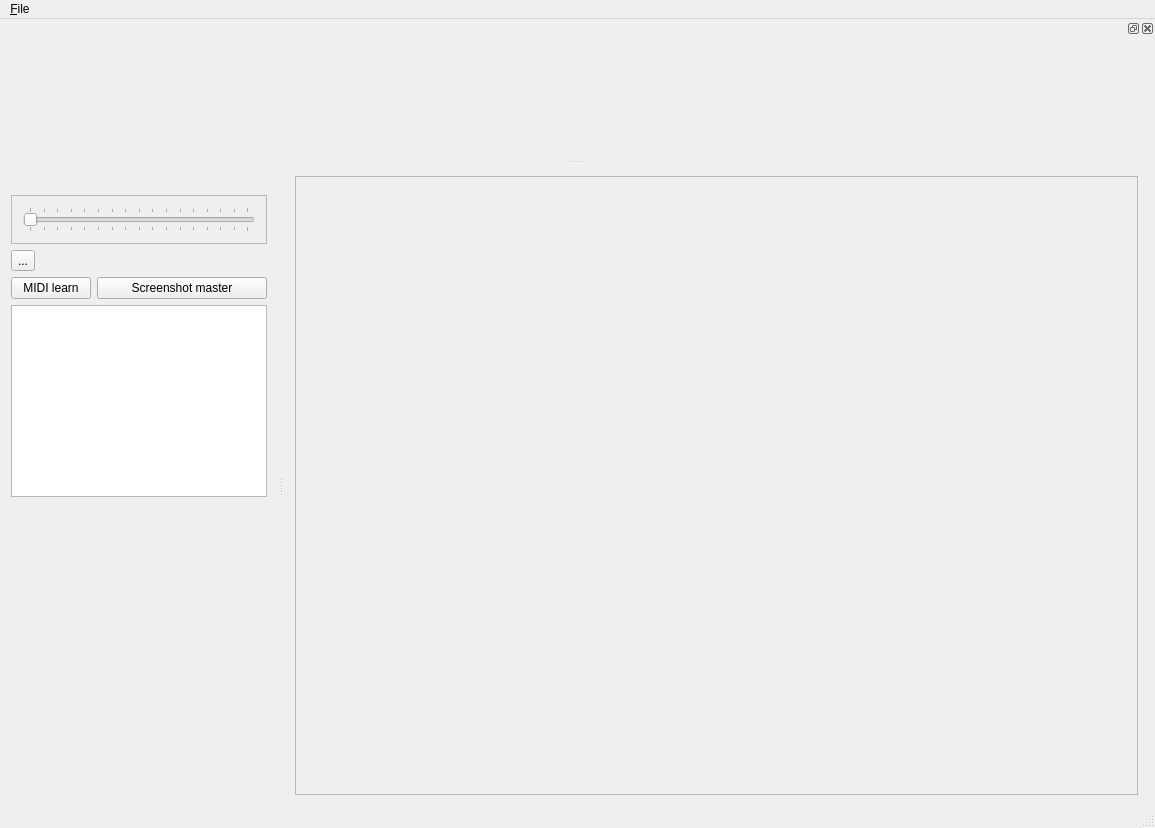
Above: mainwindow.ui from minotor-org/minotor before the change. Below: the same form after it.
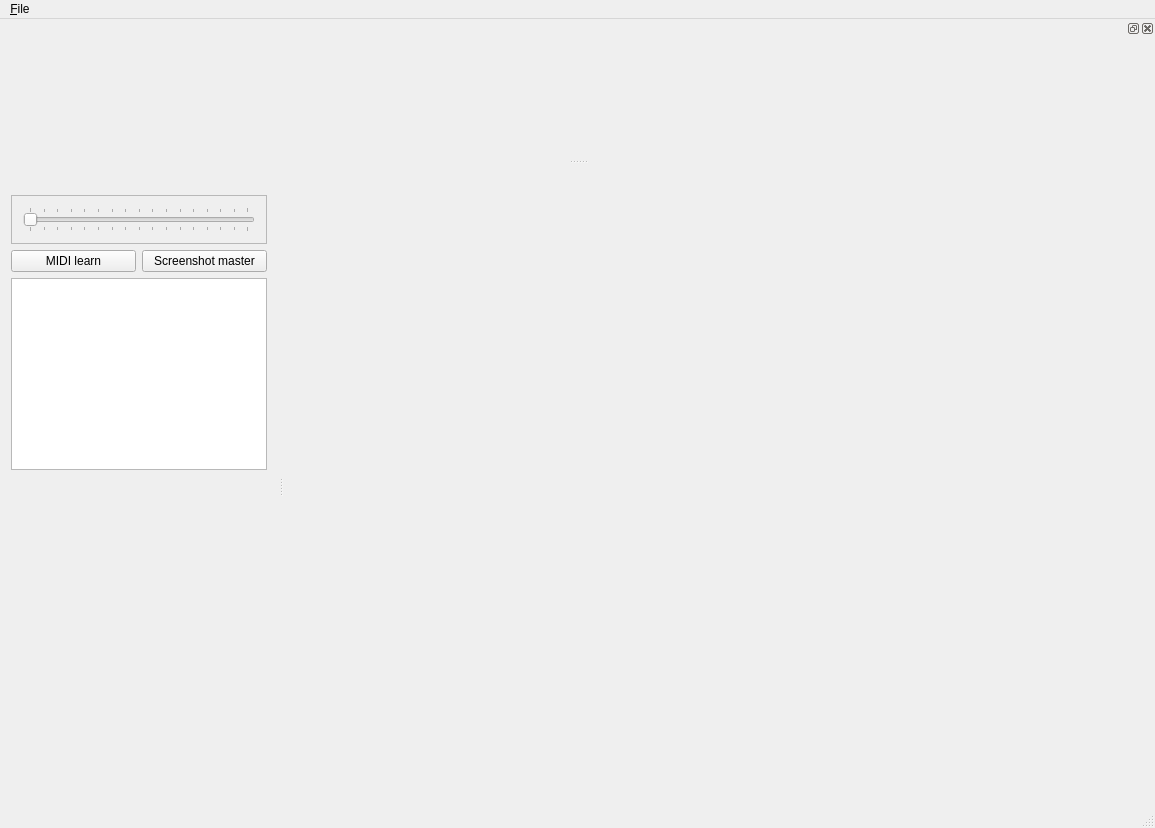
That is the form after the change.

Commit message: Adds splitter between channels

Patch:
```diff
--- a/mainwindow.ui
+++ b/mainwindow.ui
@@ -13,40 +13,7 @@
   <property name="windowTitle">
    <string>Minotor</string>
   </property>
-  <widget class="QWidget" name="centralWidget">
-   <layout class="QVBoxLayout" name="verticalLayout">
-    <item>
-     <layout class="QHBoxLayout" name="horizontalLayout" stretch="0,0">
-      <item>
-       <widget class="QFrame" name="fChannelsEditor">
-        <property name="sizePolicy">
-         <sizepolicy hsizetype="Expanding" vsizetype="Expanding">
-          <horstretch>0</horstretch>
-          <verstretch>0</verstretch>
-         </sizepolicy>
-        </property>
-        <property name="frameShape">
-         <enum>QFrame::StyledPanel</enum>
-        </property>
-        <property name="frameShadow">
-         <enum>QFrame::Raised</enum>
-        </property>
-       </widget>
-      </item>
-      <item>
-       <widget class="QFrame" name="fViewsAndControls">
-        <property name="frameShape">
-         <enum>QFrame::StyledPanel</enum>
-        </property>
-        <property name="frameShadow">
-         <enum>QFrame::Raised</enum>
-        </property>
-       </widget>
-      </item>
-     </layout>
-    </item>
-   </layout>
-  </widget>
+  <widget class="QWidget" name="centralWidget"/>
   <widget class="QMenuBar" name="menuBar">
    <property name="geometry">
     <rect>
@@ -80,7 +47,39 @@
      </sizepolicy>
     </property>
     <layout class="QGridLayout" name="gridLayout">
-     <item row="5" column="0">
+     <item row="1" column="0">
+      <widget class="QPushButton" name="pushButton">
+       <property name="text">
+        <string>MIDI learn</string>
+       </property>
+       <property name="checkable">
+        <bool>true</bool>
+       </property>
+       <property name="checked">
+        <bool>false</bool>
+       </property>
+      </widget>
+     </item>
+     <item row="3" column="0" colspan="2">
+      <widget class="QGraphicsView" name="gvGlobal">
+       <property name="sizePolicy">
+        <sizepolicy hsizetype="Expanding" vsizetype="Minimum">
+         <horstretch>0</horstretch>
+         <verstretch>0</verstretch>
+        </sizepolicy>
+       </property>
+       <property name="backgroundBrush">
+        <brush brushstyle="SolidPattern">
+         <color alpha="255">
+          <red>0</red>
+          <green>0</green>
+          <blue>0</blue>
+         </color>
+        </brush>
+       </property>
+      </widget>
+     </item>
+     <item row="4" column="0">
       <spacer name="verticalSpacer">
        <property name="orientation">
         <enum>Qt::Vertical</enum>
@@ -93,16 +92,10 @@
        </property>
       </spacer>
      </item>
-     <item row="2" column="0">
-      <widget class="QPushButton" name="pushButton">
+     <item row="1" column="1">
+      <widget class="QPushButton" name="pbShot">
        <property name="text">
-        <string>MIDI learn</string>
-       </property>
-       <property name="checkable">
-        <bool>true</bool>
-       </property>
-       <property name="checked">
-        <bool>false</bool>
+        <string>Screenshot master</string>
        </property>
       </widget>
      </item>
@@ -143,42 +136,6 @@
        </layout>
       </widget>
      </item>
-     <item row="2" column="1">
-      <widget class="QPushButton" name="pbShot">
-       <property name="text">
-        <string>Screenshot master</string>
-       </property>
-      </widget>
-     </item>
-     <item row="6" column="0" colspan="2">
-      <widget class="QWidget" name="widget" native="true"/>
-     </item>
-     <item row="4" column="0" colspan="2">
-      <widget class="QGraphicsView" name="gvGlobal">
-       <property name="sizePolicy">
-        <sizepolicy hsizetype="Expanding" vsizetype="Minimum">
-         <horstretch>0</horstretch>
-         <verstretch>0</verstretch>
-        </sizepolicy>
-       </property>
-       <property name="backgroundBrush">
-        <brush brushstyle="SolidPattern">
-         <color alpha="255">
-          <red>0</red>
-          <green>0</green>
-          <blue>0</blue>
-         </color>
-        </brush>
-       </property>
-      </widget>
-     </item>
-     <item row="1" column="0">
-      <widget class="QToolButton" name="toolButton">
-       <property name="text">
-        <string>...</string>
-       </property>
-      </widget>
-     </item>
     </layout>
    </widget>
   </widget>
```
The commit also changes 4 other files.
